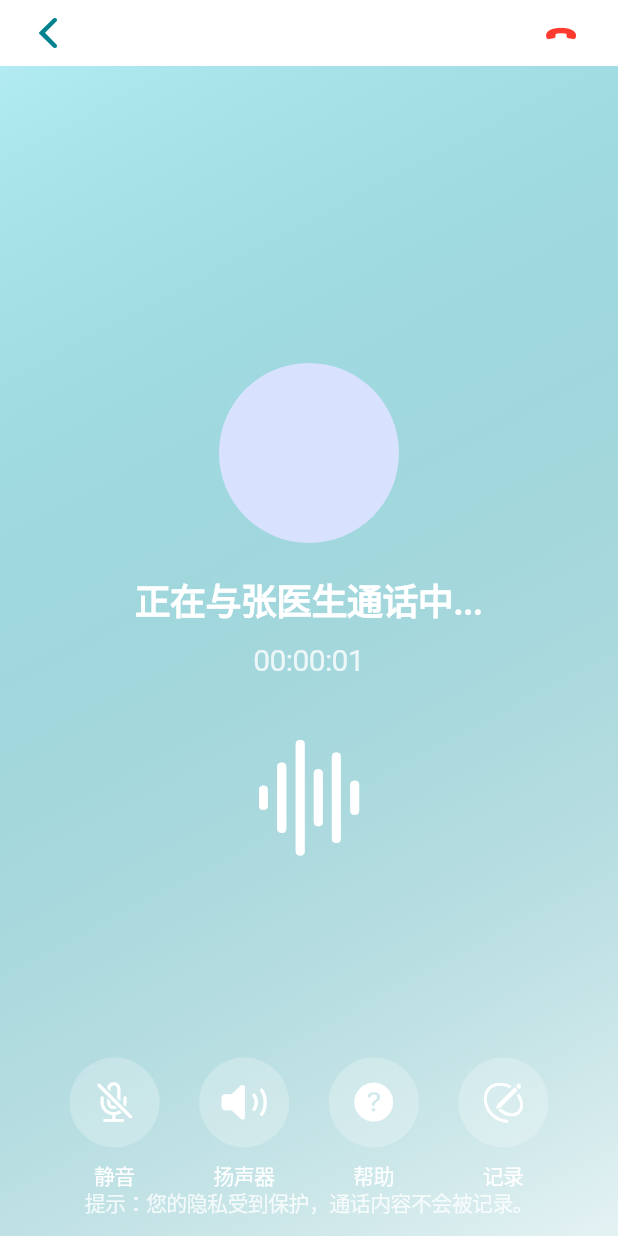
After one commit to 12mimo/-, a Flutter app: the CounselorCallPage screen opened directly, on a phone screen of 412 x 824 dp. The commit adds this screen. Run offline on Flutter 3.47's test engine with Material 3 defaults, Android fonts, the phone set to English and light mode, and no system bars; our stand-ins replace connectivity_plus, emoji_picker_flutter, image_picker, shared_preferences, speech_to_text; accounts and stored records are empty.

Commit message:
修复了一些样式问题

```diff
--- /dev/null
+++ b/lib/pages/consultant/cell.dart
@@ -0,0 +1,211 @@
+import 'dart:async';
+import 'package:flutter/cupertino.dart';
+import 'package:flutter/material.dart';
+
+import '../../styles/color.dart';
+
+class CounselorCallPage extends StatefulWidget {
+  @override
+  _CounselorCallPageState createState() => _CounselorCallPageState();
+}
+
+class _CounselorCallPageState extends State<CounselorCallPage> {
+  Duration _callDuration = Duration();
+  Timer? _timer; // 将 Timer 声明为可空类型
+
+  @override
+  void initState() {
+    super.initState();
+    _startCallTimer();
+  }
+
+  void _startCallTimer() {
+    _timer = Timer.periodic(Duration(seconds: 1), (timer) {
+      setState(() {
+        _callDuration = Duration(seconds: _callDuration.inSeconds + 1);
+      });
+    });
+  }
+
+  @override
+  void dispose() {
+    _timer?.cancel(); // 使用空安全操作符
+    super.dispose();
+  }
+
+  String _formatDuration(Duration duration) {
+    String twoDigits(int n) => n.toString().padLeft(2, '0');
+    return "${twoDigits(duration.inHours)}:"
+        "${twoDigits(duration.inMinutes.remainder(60))}:"
+        "${twoDigits(duration.inSeconds.remainder(60))}";
+  }
+
+  @override
+  Widget build(BuildContext context) {
+    final appStyle = AppStyle(context);
+    return CupertinoPageScaffold(
+      navigationBar: CupertinoNavigationBar(
+        leading: GestureDetector(
+          onTap: () {
+            Navigator.pop(context); // 返回上一页
+          },
+          child: Icon(
+            CupertinoIcons.back,
+            color: appStyle.primaryColor,
+          ),
+        ),
+        backgroundColor: appStyle.backgroundColor,
+        border: null,
+        middle: Text(
+          '心理咨询通话',
+          style: TextStyle(
+            fontWeight: FontWeight.bold,
+            color: CupertinoColors.white,
+          ),
+        ),
+        trailing: CupertinoButton(
+          padding: EdgeInsets.zero,
+          onPressed: () {
+            // 挂断通话的功能
+          },
+          child: Icon(
+            CupertinoIcons.phone_down_fill,
+            color: CupertinoColors.systemRed,
+          ),
+        ),
+      ),
+      child: SafeArea(
+        child: Stack(
+          children: [
+            // 背景
+            Container(
+              decoration: BoxDecoration(
+                gradient: LinearGradient(
+                  colors: [
+                    appStyle.backgroundColor,
+                    appStyle.cardBackgroundColor,
+                  ],
+                  begin: Alignment.topLeft,
+                  end: Alignment.bottomRight,
+                ),
+              ),
+            ),
+            // 内容
+            Column(
+              children: [
+                Expanded(
+                  child: Center(
+                    child: Column(
+                      mainAxisAlignment: MainAxisAlignment.center,
+                      children: [
+                        CircleAvatar(
+                          radius: 60,
+                          // backgroundImage: NetworkImage(
+                          //     'https://example.com/counselor-avatar.jpg'),
+                        ),
+                        SizedBox(height: 20),
+                        Text(
+                          '正在与张医生通话中...',
+                          style: TextStyle(
+                            fontSize: 24,
+                            fontWeight: FontWeight.bold,
+                            color: CupertinoColors.white,
+                          ),
+                        ),
+                        SizedBox(height: 10),
+                        Text(
+                          _formatDuration(_callDuration),
+                          style: TextStyle(
+                            fontSize: 20,
+                            color: CupertinoColors.white.withOpacity(0.8),
+                          ),
+                        ),
+                        SizedBox(height: 30),
+                        Icon(
+                          CupertinoIcons.waveform,
+                          size: 100,
+                          color: CupertinoColors.white,
+                        ),
+                      ],
+                    ),
+                  ),
+                ),
+                _buildSafetyTip(),
+              ],
+            ),
+            // 底部悬浮操作按钮
+            Positioned(
+              bottom: 30,
+              left: 20,
+              right: 20,
+              child: Row(
+                mainAxisAlignment: MainAxisAlignment.spaceEvenly,
+                children: [
+                  _buildFloatingActionButton(
+                    CupertinoIcons.mic_off,
+                    '静音',
+                    CupertinoColors.white,
+                  ),
+                  _buildFloatingActionButton(
+                    CupertinoIcons.speaker_2_fill,
+                    '扬声器',
+                    CupertinoColors.white,
+                  ),
+                  _buildFloatingActionButton(
+                    CupertinoIcons.question_circle_fill,
+                    '帮助',
+                    CupertinoColors.white,
+                  ),
+                  _buildFloatingActionButton(
+                    CupertinoIcons.pencil_outline,
+                    '记录',
+                    CupertinoColors.white,
+                  ),
+                ],
+              ),
+            ),
+          ],
+        ),
+      ),
+    );
+  }
+
+  Widget _buildFloatingActionButton(
+      IconData icon, String label, Color iconColor,
+      {Color backgroundColor = Colors.white24}) {
+    return Column(
+      children: [
+        Container(
+          decoration: BoxDecoration(
+            color: backgroundColor,
+            shape: BoxShape.circle,
+          ),
+          child: CupertinoButton(
+            onPressed: () {
+              // 功能实现
+            },
+            padding: EdgeInsets.all(15),
+            child: Icon(icon, color: iconColor, size: 30),
+          ),
+        ),
+        SizedBox(height: 8),
+        Text(
+          label,
+          style: TextStyle(fontSize: 14, color: CupertinoColors.white),
+        ),
+      ],
+    );
+  }
+
+  Widget _buildSafetyTip() {
+    return Padding(
+      padding: const EdgeInsets.all(12.0),
+      child: Text(
+        '提示：您的隐私受到保护，通话内容不会被记录。',
+        textAlign: TextAlign.center,
+        style: TextStyle(
+            fontSize: 14, color: CupertinoColors.white.withOpacity(0.8)),
+      ),
+    );
+  }
+}
--- a/lib/store/global.dart
+++ b/lib/store/global.dart
@@ -21,7 +21,7 @@ class GlobalState with ChangeNotifier {
   bool get login => _login;
 
   Map<String, dynamic> get user {
-    if (_user.isEmpty) {
+    if (_user.isEmpty && _login) {
       getUserInfo();
     }
     return _user;
```
Also changed, not shown: lib/pages/consultant/chat.dart (+42 -103 lines), lib/pages/consultant/index.dart (+10 -4 lines), pubspec.yaml (+5 -3 lines), assets/background_wave.png (added), assets/icon/app_icon.jpg (added), lib/assets/background_wave.png (added), pubspec.lock, 1 other file.
